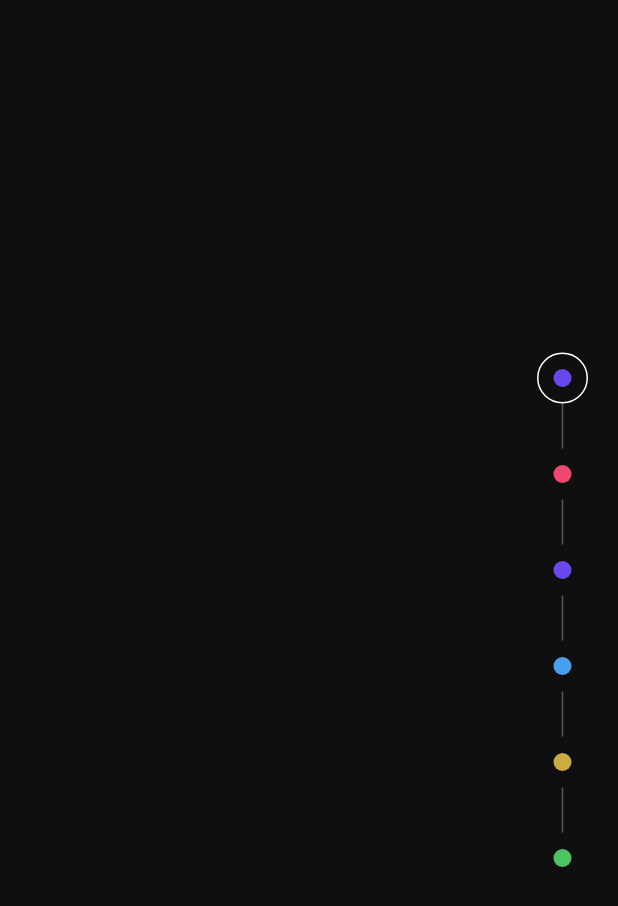
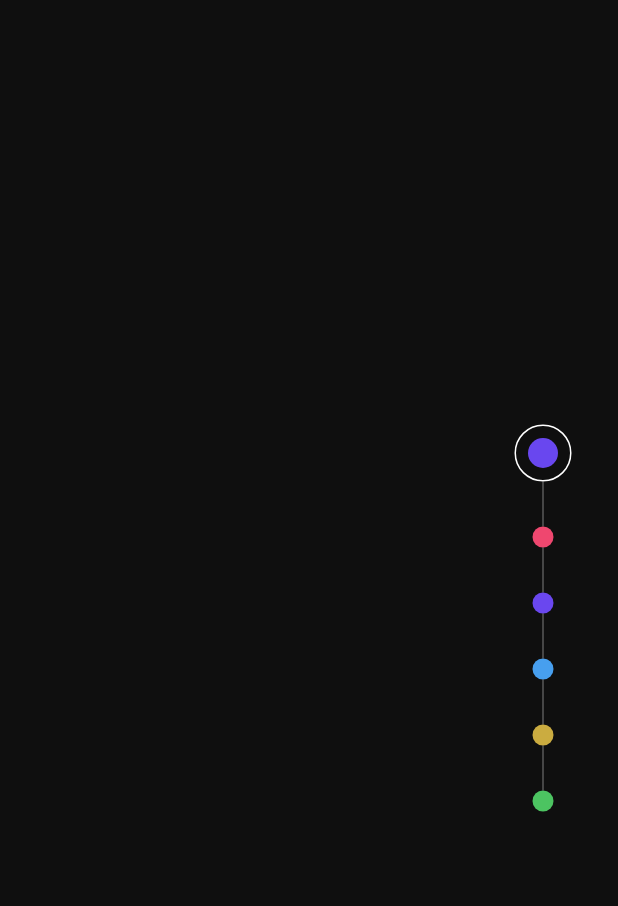
Before and after one commit to Muzammil-Bit/muzammil_hussain, a Flutter app: the screen it shows after launch, on a phone screen of 412 x 824 dp. Shown: the top 906 px of the screen. Run offline on Flutter 3.47's test engine with Material 3 defaults, Android fonts, the phone set to English and light mode, and no system bars; our stand-ins replace shared_preferences.

Commit message:
theme switch

```diff
--- a/lib/main.dart
+++ b/lib/main.dart
@@ -22,7 +22,7 @@
       return MaterialApp(
         title: 'Muzammil Hussain',
         debugShowCheckedModeBanner: false,
-        theme: provider.getTheme,
+        theme: provider.currentTheme,
         home: const HomePage(),
       );
     });
--- a/lib/providers/animated_mouse_position_provider.dart
+++ b/lib/providers/animated_mouse_position_provider.dart
@@ -2,11 +2,11 @@
 
 class AnimatedCursorState {
   static final BoxDecoration kDefaultDecoration = BoxDecoration(
-    border: Border.all(color: Colors.white, width: 1),
+    border: Border.all(color: Colors.white.withOpacity(0.4), width: 1),
     shape: BoxShape.circle,
   );
 
-  static const Size kDefaultSize = Size(80, 80);
+  static const Size kDefaultSize = Size(60, 60);
 
   late final BoxDecoration decoration;
   final Offset offset;
--- a/lib/providers/theme_provider.dart
+++ b/lib/providers/theme_provider.dart
@@ -8,8 +8,9 @@
 
   ThemeProvider(this._themeRepo);
 
-  ThemeData get getTheme => ThemeConfig.allThemes()[_themeRepo.currentTheme];
-  int get getIndex => _themeRepo.currentTheme;
+  ThemeData get currentTheme =>
+      ThemeConfig.allThemes()[_themeRepo.currentTheme];
+  int get currentIndex => _themeRepo.currentTheme;
 
   updateThemeIndex(int index) async {
     await _themeRepo.updateTheme(index);
--- a/lib/view/home_page.dart
+++ b/lib/view/home_page.dart
@@ -1,11 +1,8 @@
 import 'package:flutter/material.dart';
-import 'package:muzammil_hussain/config/theme.dart';
-import 'package:provider/provider.dart';
 
-import '../../config/utils/extensions/theme_ex.dart';
-import '../providers/theme_provider.dart';
 import 'web/hero_web.dart';
 import 'widgets/animated_cursor.dart';
+import 'widgets/theme_switcher_web.dart';
 
 class HomePage extends StatefulWidget {
   const HomePage({super.key});
@@ -33,65 +30,3 @@
     );
   }
 }
-
-class ThemeSwitcherWeb extends StatelessWidget {
-  const ThemeSwitcherWeb({
-    super.key,
-  });
-
-  @override
-  Widget build(BuildContext context) {
-    return Positioned(
-      right: 20,
-      bottom: 0,
-      top: 0,
-      child: Container(
-        child: Column(
-          mainAxisAlignment: MainAxisAlignment.center,
-          children: [
-            for (int i = 0; i < ThemeConfig.allThemes().length; i++) ...[
-              _buildOption(context, i),
-              if (i < ThemeConfig.allThemes().length - 1) _buildSpacer(),
-            ]
-          ],
-        ),
-      ),
-    );
-  }
-
-  Container _buildSpacer() {
-    return Container(
-      height: 30,
-      width: 1,
-      color: Colors.white.withOpacity(0.3),
-    );
-  }
-
-  Widget _buildOption(BuildContext context, int index) {
-    return Consumer<ThemeProvider>(
-      builder: (context, provider, child) {
-        return Container(
-          padding: EdgeInsets.all(10),
-          decoration: BoxDecoration(
-            shape: BoxShape.circle,
-            border: Border.all(
-              color: provider.getIndex == index
-                  ? Colors.white
-                  : Colors.transparent,
-            ),
-          ),
-          child: InkWell(
-            onTap: () {
-              context.read<ThemeProvider>().updateThemeIndex(index);
-            },
-            child: CircleAvatar(
-              radius: 6,
-              backgroundColor:
-                  ThemeConfig.allThemes()[index].colorScheme.secondary,
-            ),
-          ),
-        );
-      },
-    );
-  }
-}
--- a/lib/view/widgets/animated_cursor.dart
+++ b/lib/view/widgets/animated_cursor.dart
@@ -42,7 +42,6 @@
                       width: state.size.width,
                       height: state.size.height,
                       decoration: state.decoration,
-                      // decoration: BoxDecoration(color: Colors.red),
                     ),
                   ),
                 ),
@@ -52,8 +51,8 @@
                 child: AnimatedPositioned(
                   left: state.offset.dx - state.size.width / 16,
                   top: state.offset.dy - state.size.height / 16,
-                  width: state.size.width / 8,
-                  height: state.size.height / 8,
+                  width: state.size.width / 10,
+                  height: state.size.height / 10,
                   duration: Duration(milliseconds: 50),
                   curve: Curves.decelerate,
                   child: IgnorePointer(
--- /dev/null
+++ b/lib/view/widgets/theme_switcher_web.dart
@@ -0,0 +1,124 @@
+import 'package:flutter/material.dart';
+import 'package:provider/provider.dart';
+
+import '../../config/theme.dart';
+import '../../providers/theme_provider.dart';
+
+class ThemeSwitcherWeb extends StatelessWidget {
+  const ThemeSwitcherWeb({
+    super.key,
+  });
+
+  @override
+  Widget build(BuildContext context) {
+    return Consumer<ThemeProvider>(builder: (context, provider, child) {
+      return Positioned(
+        right: 20,
+        bottom: 0,
+        top: 0,
+        child: Container(
+          width: 60,
+          child: Column(
+            mainAxisAlignment: MainAxisAlignment.center,
+            children: [
+              for (int i = 0; i < ThemeConfig.allThemes().length; i++) ...[
+                ThemeToggleButton(
+                  color: ThemeConfig.allThemes()[i].colorScheme.secondary,
+                  index: i,
+                  isActive: i == provider.currentIndex,
+                ),
+                if (i < ThemeConfig.allThemes().length - 1) _buildSpacer(),
+              ]
+            ],
+          ),
+        ),
+      );
+    });
+  }
+
+  Container _buildSpacer() {
+    return Container(
+      height: 30,
+      width: 1,
+      color: Colors.white.withOpacity(0.3),
+    );
+  }
+}
+
+class ThemeToggleButton extends StatefulWidget {
+  const ThemeToggleButton({
+    Key? key,
+    required this.color,
+    required this.isActive,
+    required this.index,
+  }) : super(key: key);
+  final Color color;
+  final bool isActive;
+  final int index;
+
+  @override
+  State<ThemeToggleButton> createState() => _ThemeToggleButtonState();
+}
+
+class _ThemeToggleButtonState extends State<ThemeToggleButton> {
+  bool isHovering = false;
+
+  @override
+  Widget build(BuildContext context) {
+    return MouseRegion(
+      onEnter: (value) => setState(() => isHovering = true),
+      onExit: (value) => setState(() => isHovering = false),
+      child: InkWell(
+        onTap: () {
+          context.read<ThemeProvider>().updateThemeIndex(widget.index);
+        },
+        child: AnimatedContainer(
+          duration: Duration(milliseconds: 500),
+          curve: Curves.ease,
+          decoration: BoxDecoration(
+            shape: BoxShape.circle,
+            border: widget.isActive
+                ? Border.all(
+                    color: Colors.white,
+                  )
+                : null,
+          ),
+          alignment: Alignment.center,
+          child: AnimatedPadding(
+            curve: Curves.ease,
+            padding: !widget.isActive || isHovering
+                ? EdgeInsets.zero
+                : EdgeInsets.all(8),
+            duration: Duration(milliseconds: 500),
+            child: AnimatedContainer(
+              height: _getConstraints(),
+              width: _getConstraints(),
+              duration: Duration(milliseconds: 500),
+              curve: Curves.ease,
+              decoration: BoxDecoration(
+                color:
+                    ThemeConfig.allThemes()[widget.index].colorScheme.secondary,
+                shape: BoxShape.circle,
+              ),
+            ),
+          ),
+        ),
+      ),
+    );
+  }
+
+  double _getConstraints() {
+    if (isHovering && widget.isActive) {
+      return 40;
+    }
+
+    if (widget.isActive) {
+      return 20;
+    }
+
+    if (isHovering) {
+      return 20;
+    }
+    return 14;
+  }
+}
```
